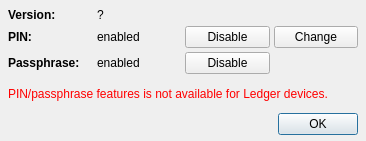
Bertrand256/dash-masternode-tool, file src/ui/ui_hw_setup_dlg.ui: the form before one commit.
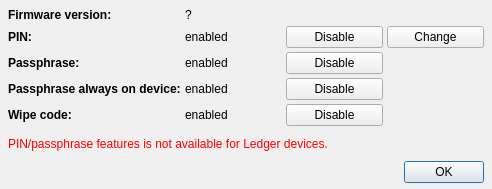
The form after the commit.

Commit message: Consolidate "Hardware walet PIN/passphrase config..." and "Hardware wallet initialization..." into "Hardware wallet tools". Changed trezor/keepkey lib versions in requirements.

```diff
--- a/src/ui/ui_hw_setup_dlg.ui
+++ b/src/ui/ui_hw_setup_dlg.ui
@@ -6,8 +6,8 @@
    <rect>
     <x>0</x>
     <y>0</y>
-    <width>366</width>
-    <height>141</height>
+    <width>492</width>
+    <height>189</height>
    </rect>
   </property>
   <property name="windowTitle">
@@ -34,49 +34,10 @@
      <property name="spacing">
       <number>4</number>
      </property>
-     <item row="2" column="2">
-      <widget class="QPushButton" name="btnEnDisPass">
+     <item row="3" column="2">
+      <widget class="QPushButton" name="btnEnDisPassAlwaysOnDevice">
        <property name="text">
         <string>Disable</string>
-       </property>
-       <property name="autoDefault">
-        <bool>false</bool>
-       </property>
-      </widget>
-     </item>
-     <item row="1" column="0">
-      <widget class="QLabel" name="lblPinStatusLabel">
-       <property name="font">
-        <font>
-         <weight>75</weight>
-         <bold>true</bold>
-        </font>
-       </property>
-       <property name="text">
-        <string>PIN:</string>
-       </property>
-      </widget>
-     </item>
-     <item row="0" column="0">
-      <widget class="QLabel" name="label_2">
-       <property name="font">
-        <font>
-         <weight>75</weight>
-         <bold>true</bold>
-        </font>
-       </property>
-       <property name="text">
-        <string>Version:</string>
-       </property>
-      </widget>
-     </item>
-     <item row="1" column="3">
-      <widget class="QPushButton" name="btnChangePin">
-       <property name="text">
-        <string>Change</string>
-       </property>
-       <property name="autoDefault">
-        <bool>false</bool>
        </property>
       </widget>
      </item>
@@ -87,6 +48,19 @@
        </property>
       </widget>
      </item>
+     <item row="3" column="0">
+      <widget class="QLabel" name="lblPassAlwaysOnDeviceLabel">
+       <property name="font">
+        <font>
+         <weight>75</weight>
+         <bold>true</bold>
+        </font>
+       </property>
+       <property name="text">
+        <string>Passphrase always on device:</string>
+       </property>
+      </widget>
+     </item>
      <item row="1" column="2">
       <widget class="QPushButton" name="btnEnDisPin">
        <property name="text">
@@ -97,13 +71,6 @@
        </property>
       </widget>
      </item>
-     <item row="2" column="1">
-      <widget class="QLabel" name="lblPassStatus">
-       <property name="text">
-        <string>enabled</string>
-       </property>
-      </widget>
-     </item>
      <item row="2" column="0">
       <widget class="QLabel" name="lblPassStatusLabel">
        <property name="font">
@@ -117,6 +84,26 @@
        </property>
       </widget>
      </item>
+     <item row="2" column="1">
+      <widget class="QLabel" name="lblPassStatus">
+       <property name="text">
+        <string>enabled</string>
+       </property>
+      </widget>
+     </item>
+     <item row="0" column="0">
+      <widget class="QLabel" name="lblFirmwareVersionLabel">
+       <property name="font">
+        <font>
+         <weight>75</weight>
+         <bold>true</bold>
+        </font>
+       </property>
+       <property name="text">
+        <string>Firmware version:</string>
+       </property>
+      </widget>
+     </item>
      <item row="0" column="1" colspan="3">
       <widget class="QLabel" name="lblVersion">
        <property name="minimumSize">
@@ -130,6 +117,73 @@
        </property>
       </widget>
      </item>
+     <item row="1" column="3">
+      <widget class="QPushButton" name="btnChangePin">
+       <property name="text">
+        <string>Change</string>
+       </property>
+       <property name="autoDefault">
+        <bool>false</bool>
+       </property>
+      </widget>
+     </item>
+     <item row="1" column="0">
+      <widget class="QLabel" name="lblPinStatusLabel">
+       <property name="font">
+        <font>
+         <weight>75</weight>
+         <bold>true</bold>
+        </font>
+       </property>
+       <property name="text">
+        <string>PIN:</string>
+       </property>
+      </widget>
+     </item>
+     <item row="3" column="1">
+      <widget class="QLabel" name="lblPassAlwaysOnDeviceStatus">
+       <property name="text">
+        <string>enabled</string>
+       </property>
+      </widget>
+     </item>
+     <item row="2" column="2">
+      <widget class="QPushButton" name="btnEnDisPass">
+       <property name="text">
+        <string>Disable</string>
+       </property>
+       <property name="autoDefault">
+        <bool>false</bool>
+       </property>
+      </widget>
+     </item>
+     <item row="4" column="2">
+      <widget class="QPushButton" name="btnEnDisWipeCode">
+       <property name="text">
+        <string>Disable</string>
+       </property>
+      </widget>
+     </item>
+     <item row="4" column="0">
+      <widget class="QLabel" name="lblWipeCodeLabel">
+       <property name="font">
+        <font>
+         <weight>75</weight>
+         <bold>true</bold>
+        </font>
+       </property>
+       <property name="text">
+        <string>Wipe code:</string>
+       </property>
+      </widget>
+     </item>
+     <item row="4" column="1">
+      <widget class="QLabel" name="lblWipeCodeStatus">
+       <property name="text">
+        <string>enabled</string>
+       </property>
+      </widget>
+     </item>
     </layout>
    </item>
    <item>
```
The commit also changes 39 other files.
